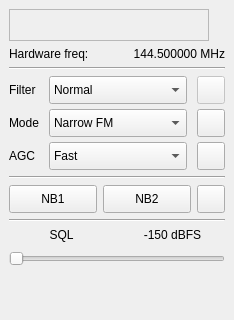
gqrx-sdr/gqrx, file qtgui/dockrxopt.ui: the form before one commit.
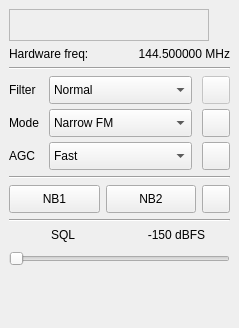
The form after the commit. Icons and pictures are not drawn. Custom widgets are drawn as their Qt base class.

Commit message: Use consistent button and icon sizes.

Patch:
```diff
--- a/qtgui/dockrxopt.ui
+++ b/qtgui/dockrxopt.ui
@@ -6,8 +6,8 @@
    <rect>
     <x>0</x>
     <y>0</y>
-    <width>234</width>
-    <height>320</height>
+    <width>239</width>
+    <height>328</height>
    </rect>
   </property>
   <property name="sizePolicy">
@@ -18,8 +18,8 @@
   </property>
   <property name="minimumSize">
    <size>
-    <width>234</width>
-    <height>320</height>
+    <width>239</width>
+    <height>328</height>
    </size>
   </property>
   <property name="maximumSize">
@@ -434,6 +434,12 @@
          <iconset resource="../icons.qrc">
           <normaloff>:/icons/icons/settings.svg</normaloff>:/icons/icons/settings.svg</iconset>
         </property>
+        <property name="iconSize">
+         <size>
+          <width>16</width>
+          <height>16</height>
+         </size>
+        </property>
         <property name="checkable">
          <bool>false</bool>
         </property>
@@ -550,6 +556,12 @@
          <iconset resource="../icons.qrc">
           <normaloff>:/icons/icons/settings.svg</normaloff>:/icons/icons/settings.svg</iconset>
         </property>
+        <property name="iconSize">
+         <size>
+          <width>16</width>
+          <height>16</height>
+         </size>
+        </property>
         <property name="checkable">
          <bool>false</bool>
         </property>
```
The commit also changes 1 other file.
